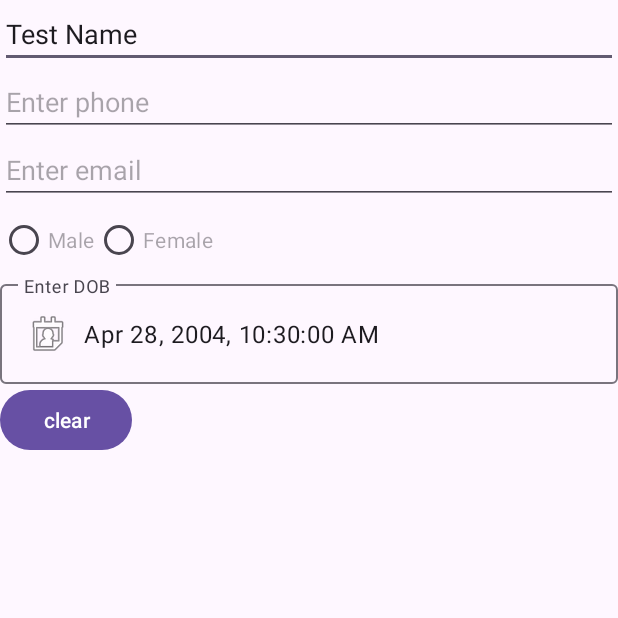
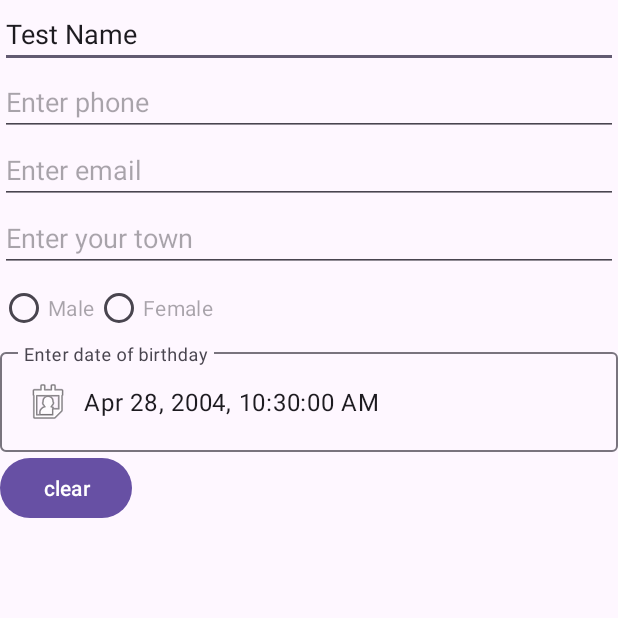
Before and after one commit to CeznVi/Android__regForm, an Android app: the screen it shows after launch (UserActivity), on a phone screen of 412 x 824 dp, the top half of it. Run offline under Robolectric (Android 15) with nearby library versions, the phone set to English and light mode, and no system bars.

Commit message:
add town

```diff
--- a/app/src/main/java/com/example/myapplication/models/UserModel.java
+++ b/app/src/main/java/com/example/myapplication/models/UserModel.java
@@ -30,6 +30,8 @@ public class UserModel {
     private Date dob;
 
     private String email;
+
+    private String town;
 
     private UserSexEnum sex;
 
@@ -71,6 +73,13 @@ public class UserModel {
         sendNotification();
     }
 
+    public String getTown() { return town; }
+    public void setTown(String town) {
+        this.town = town;
+        sendNotification();
+    }
+
+
     public Date getDob() {
         return dob;
     }
--- a/app/src/main/java/com/example/myapplication/repositories/UserRepository.java
+++ b/app/src/main/java/com/example/myapplication/repositories/UserRepository.java
@@ -4,20 +4,22 @@ import com.example.myapplication.models.UserModel;
 
 import java.util.ArrayList;
 import java.util.Calendar;
-import java.util.Date;
 
 public class UserRepository {
 
     public static UserModel createModel() {
         UserModel createdModel = new UserModel();
         createdModel.setName("Test Name");
+
         // Получаем текущую дату
         Calendar calendar = Calendar.getInstance();
-        Date currentDate = calendar.getTime();
+
         // Вычитаем 20 лет из текущей даты
         calendar.add(Calendar.YEAR, -20);
 
+
         createdModel.setDob(calendar.getTime());
+
         return createdModel;
     }
 
--- a/app/src/main/java/com/example/myapplication/viewmodels/UserViewModel.java
+++ b/app/src/main/java/com/example/myapplication/viewmodels/UserViewModel.java
@@ -25,8 +25,6 @@ public class UserViewModel implements OnModelChange {
         this.currentUser = model;
         this.currentUser.setViewModel(this);
     }
-
-
 
     View findViewById(int id) {
         return activity.findViewById(id);
@@ -64,6 +62,7 @@ public class UserViewModel implements OnModelChange {
         ((EditText) findViewById(R.id.user_name)).setText(currentUser.getName());
         ((EditText) findViewById(R.id.user_phone)).setText(currentUser.getPhone());
         ((EditText) findViewById(R.id.user_email)).setText(currentUser.getEmail());
+        ((EditText) findViewById(R.id.user_town)).setText(currentUser.getTown());
 
         // Вот тут настроить вывод данных
         ((EditText) findViewById(R.id.user_dob)).setText(currentUser.getDob().toLocaleString());
--- a/app/src/main/java/com/example/myapplication/views/UserActivity.java
+++ b/app/src/main/java/com/example/myapplication/views/UserActivity.java
@@ -24,7 +24,7 @@ public class UserActivity extends AppCompatActivity {
         // Получаем текст из строки ресурса
         String toastMessage = getResources().getString(rId);
 
-// Выводим сообщение
+        // Выводим сообщение
         Toast.makeText(getApplicationContext(), toastMessage, Toast.LENGTH_SHORT).show();
     }
 
--- a/app/src/main/res/layout/user_view.xml
+++ b/app/src/main/res/layout/user_view.xml
@@ -38,6 +38,14 @@
             android:layout_width="match_parent"
             android:layout_height="wrap_content"
             android:autofillHints="emailAddress" />
+
+        <EditText
+            android:id="@+id/user_town"
+            android:hint="@string/user_hint_town"
+            android:inputType="text"
+            android:layout_width="match_parent"
+            android:layout_height="wrap_content"
+            android:autofillHints="addressCity" />
 
         <RadioGroup
             android:id="@+id/user_sex_group"
--- a/app/src/main/res/values/user_messages.xml
+++ b/app/src/main/res/values/user_messages.xml
@@ -3,9 +3,11 @@
     <string name="user_hint_name"> Enter name </string>
     <string name="user_hint_phone"> Enter phone </string>
     <string name="user_hint_email"> Enter email </string>
+    <string name="user_hint_town"> Enter your town</string>
+
     <string name="user_hint_sex"> Sex </string>
     <string name="user_hint_male"> Male </string>
     <string name="user_hint_female"> Female </string>
-    <string name="user_hint_dob"> Enter DOB </string>
+    <string name="user_hint_dob"> Enter date of birthday </string>
     <string name="user_toast_select_sex"> Select Sex </string>
 </resources>
```
